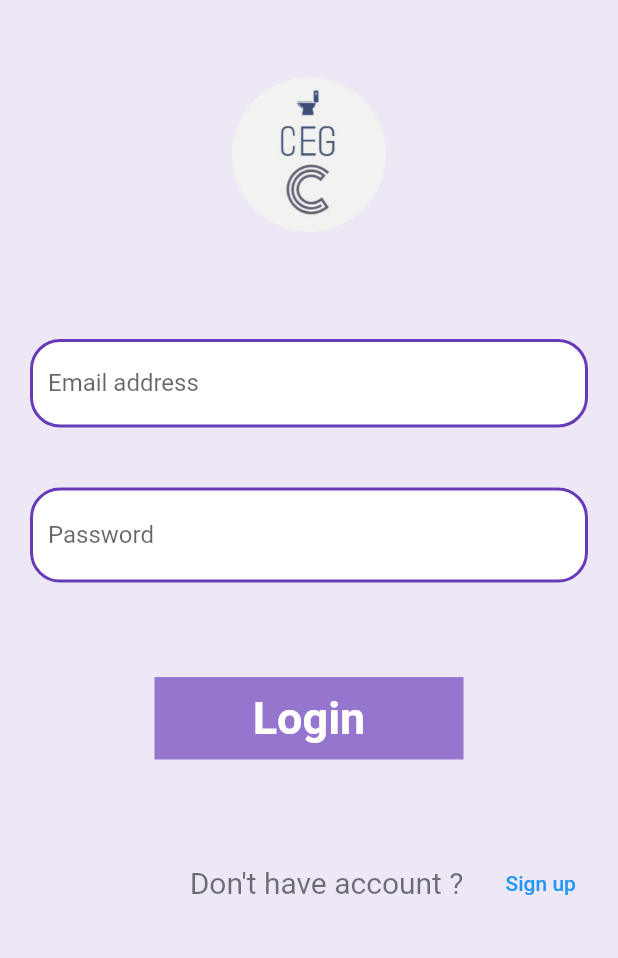
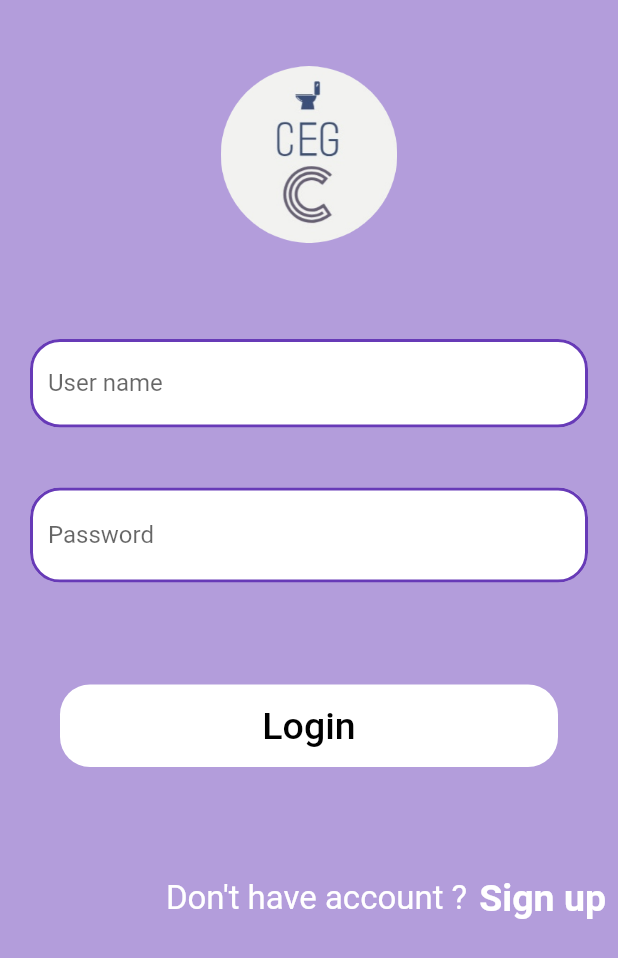
Before and after one commit to cuongceg/front_end_socium, a Flutter app: the screen it shows after launch, on a phone screen of 412 x 824 dp. Shown: the top 958 px of the screen. Run offline on Flutter 3.47's test engine with Material 2 defaults, Android fonts, the light colour scheme and no system bars; our stand-ins replace animate_do, badges, firebase_core, flutter_spinkit, get, google_fonts and 1 more; missing offline and left inert: size_config; accounts and stored records are empty.

Commit message:
cap nhat mau sac nhu figma

```diff
--- a/lib/Login/SignIn.dart
+++ b/lib/Login/SignIn.dart
@@ -1,7 +1,9 @@
 import 'package:flutter/material.dart';
+import 'package:google_fonts/google_fonts.dart';
 import 'SignUp.dart';
 import 'package:app/Widgets/Loading.dart';
 import 'package:app/Widgets/HomePage.dart';
+import 'package:flutter/services.dart';
 class Login extends StatefulWidget{
   const Login({Key? key}) : super(key: key);
 
@@ -10,9 +12,9 @@ class Login extends StatefulWidget{
 }
 class _LoginState extends State<Login>{
   final _formkey =GlobalKey<FormState>();
-  String _email='',_password='',error='';
+  String _username='',_password='',error='';
   bool loading=false;
-  final emailEditingController=TextEditingController();
+  final UserNameEditingController=TextEditingController();
   final passwordEditingController=TextEditingController();
   bool hint=true;
   void toggleView(){
@@ -22,31 +24,32 @@ class _LoginState extends State<Login>{
   Widget build(BuildContext context){
     double heightR=MediaQuery.of(context).size.height;
     double widthR=MediaQuery.of(context).size.width;
-    return loading?const Loading():MaterialApp(
-        title: 'Sign in',
-        home:SafeArea(
+    return loading?const Loading():AnnotatedRegion<SystemUiOverlayStyle>(
+      value: SystemUiOverlayStyle(
+        statusBarColor: Colors.deepPurple[200],
+      ),
+      child:SafeArea(
             child: Scaffold(
               body: Center(
                   child:Form(
                       key: _formkey,
-                    child:Column(
-                      mainAxisAlignment: MainAxisAlignment.start,
+                      child:ListView(
                         children:<Widget>[
-                        Container(
+                          SizedBox(
                             height:heightR/4,
                             width: widthR/4,
-                          child: Center(child: Image.asset('assets/images/2.png',width:widthR,height: heightR,)),
+                            child: Center(child: Image.asset('assets/images/2.png',width:widthR/3.5,height: heightR/3.5,)),
                           ),
                           Padding(
                             padding: const EdgeInsets.all(20.0),
                               child: TextFormField(
-                            controller: emailEditingController,
+                                controller: UserNameEditingController,
                                 onChanged: (text){
                                   setState(() {
-                                _email=text;
+                                    _username=text;
                                   });
                                 },
-                            decoration: InputDecoration(
+                                decoration: const InputDecoration(
                                     enabledBorder: OutlineInputBorder(
                                         borderRadius: BorderRadius.all(
                                             Radius.circular(20)),
@@ -59,7 +62,7 @@ class _LoginState extends State<Login>{
                                     ),
                                     fillColor: Colors.white,
                                     filled: true,
-                                labelText:'Email address'
+                                    labelText:'User name'
                                 ),
                               ),
                           ),
@@ -77,12 +80,12 @@ class _LoginState extends State<Login>{
                                   });
                                 },
                                 decoration: InputDecoration(
-                                enabledBorder: OutlineInputBorder(
+                                  enabledBorder: const OutlineInputBorder(
                                       borderRadius: BorderRadius.all(
                                           Radius.circular(20)),
                                       borderSide: BorderSide(color: Colors.deepPurple,width:2.0)
                                   ),
-                                focusedBorder: OutlineInputBorder(
+                                  focusedBorder: const OutlineInputBorder(
                                       borderRadius: BorderRadius.all(
                                           Radius.circular(20)),
                                       borderSide: BorderSide(color: Colors.deepPurple,width:2.0)
@@ -91,7 +94,7 @@ class _LoginState extends State<Login>{
                                   filled: true,
                                   labelText:'Password',
                                   suffix: IconButton(
-                                    icon:hint?Icon(Icons.remove_red_eye_outlined):Icon(Icons.visibility_off),
+                                      icon:hint?const Icon(Icons.remove_red_eye_outlined):const Icon(Icons.visibility_off),
                                       onPressed:()async{
                                         setState(() {
                                           toggleView();
@@ -113,12 +116,15 @@ class _LoginState extends State<Login>{
                                 fontSize: 14
                             ),
                           ),
-                        SizedBox(
+                          Padding(
+                            padding: const EdgeInsets.symmetric(vertical: 5,horizontal: 40),
+                            child: SizedBox(
                               height: heightR/15,
                               width: widthR/2,
                               child: Container(
-                            decoration: BoxDecoration(
-                                color: Colors.deepPurple[300],
+                                decoration: const BoxDecoration(
+                                    color: Colors.white,
+                                  borderRadius: BorderRadius.all(Radius.circular(20))
                                 ),
                                 child: TextButton(
                                   onPressed:() async{
@@ -132,57 +138,41 @@ class _LoginState extends State<Login>{
                                     //   loading=false;
                                     //}
                                   },
-                              child: const Text(
+                                  child:Text(
                                     "Login",
-                                style: TextStyle(
-                                  color: Colors.white,
-                                  fontWeight: FontWeight.bold,
-                                  fontSize: 30,
+                                    style: GoogleFonts.roboto(color: Colors.black,
+                                      fontSize: 25,)
                                   ),
                                 ),
                               ),
                             ),
                           ),
-                        Padding(
-                          padding: const EdgeInsets.only(left: 3.0,top:0.0),
-                          child: SizedBox(
+                          SizedBox(
                               height: heightR/5,
                               width: widthR,
                               child:Row(
                                 mainAxisAlignment: MainAxisAlignment.end,
                                 children: <Widget>[
-                                const Text(
+                                  Text(
                                     'Don\'t have account ?',
-                                  style: TextStyle(
-                                      color: Colors.black54,
-                                      fontSize: 20
+                                    style: GoogleFonts.roboto(color: Colors.white,fontSize: 22)
                                   ),
-                                ),
-                                SizedBox(
-                                  height: heightR/2,
-                                  width: widthR/4,
-                                  child: TextButton(
+                                  TextButton(
                                       onPressed:() =>
                                           Navigator.push(context, MaterialPageRoute(builder: (context) => SignUp())),
                                       child: Text(
                                         "Sign up",
-                                      style: TextStyle(
-                                          ,
-                                          fontWeight: FontWeight.bold,
-                                          fontSize: 20
+                                        style: GoogleFonts.roboto(color: Colors.white,fontSize: 25,fontWeight: FontWeight.bold)
                                       ),
                                     ),
-                                  ),
-                                )
                                 ],
-                            ),
                               ),
                             ),
                         ],
                       )
                   )
               ),
-            backgroundColor: Colors.deepPurple[50],
+              backgroundColor: Colors.deepPurple[200],
       ),
       )
     );
```
Lines whose indentation alone changed are shown as unchanged.
